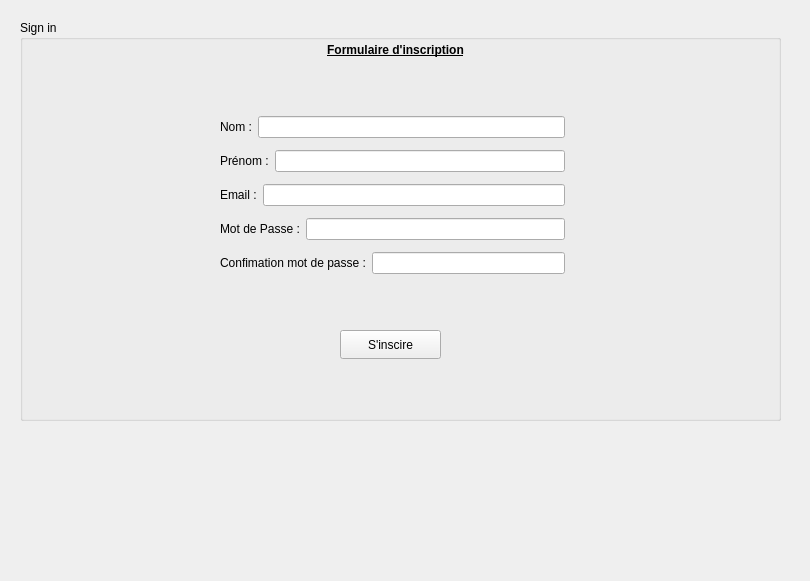
First picture: the form in signinform.ui, repository Hatraxe/QT_Project, before the edit.
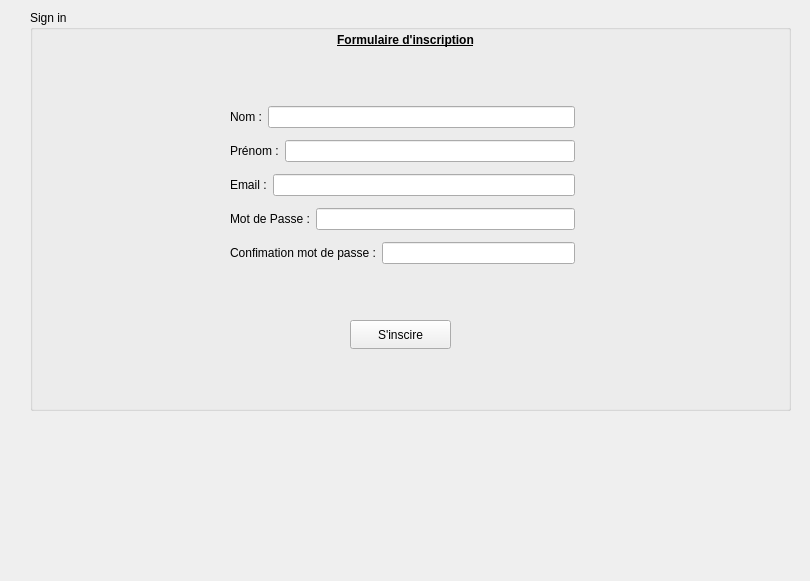
Second picture: the form after the edit.

The edit to the form file:
```diff
--- a/signinform.ui
+++ b/signinform.ui
@@ -16,8 +16,8 @@
   <widget class="QGroupBox" name="groupBox">
    <property name="geometry">
     <rect>
-     <x>20</x>
-     <y>20</y>
+     <x>30</x>
+     <y>10</y>
      <width>761</width>
      <height>401</height>
     </rect>
```
Left out of the diff: 2 changed lines with no effect on the pictures.
